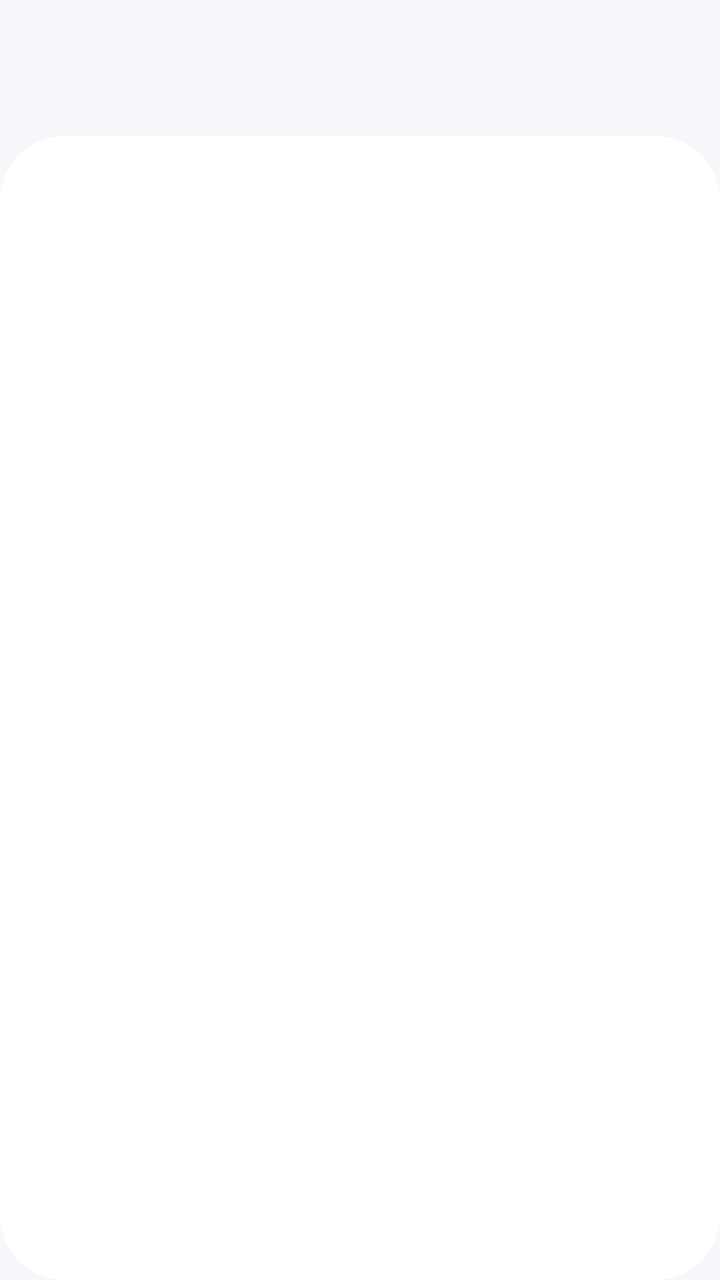
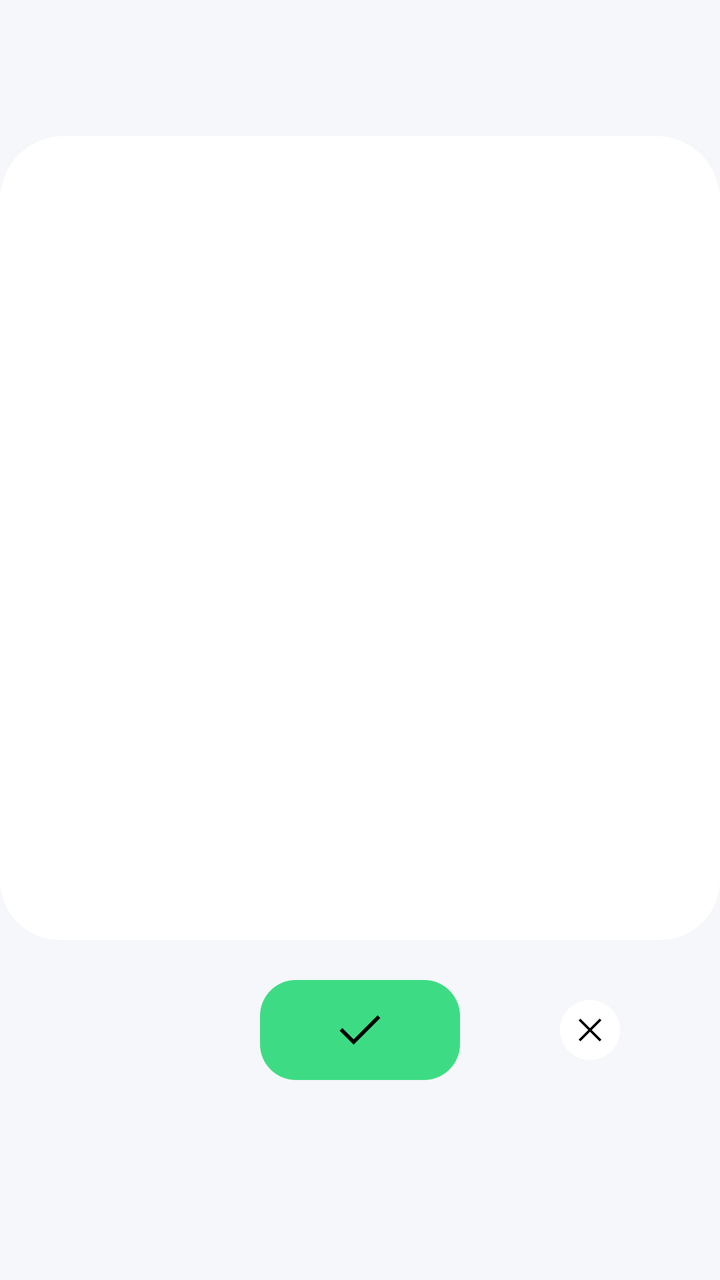

An Android layout rendered at two revisions. The XML below is the earlier revision; the diff shows what the commit changed to produce the second picture.
<!-- AndroidManifest.xml: application theme LightTheme.SoftNotesBeta -->
<!-- res/layout/activity_workspace.xml -->
<?xml version="1.0" encoding="utf-8"?>
<androidx.constraintlayout.widget.ConstraintLayout xmlns:android="http://schemas.android.com/apk/res/android"
    xmlns:app="http://schemas.android.com/apk/res-auto"
    xmlns:tools="http://schemas.android.com/tools"
    android:layout_width="match_parent"
    android:layout_height="match_parent"
    android:id="@+id/parent_layout"
    android:transitionName="actionBtn"
    android:background="?attr/background_color"
    tools:context=".Workspace">

    <androidx.constraintlayout.widget.ConstraintLayout
        android:id="@+id/layout_two"
        android:layout_width="match_parent"
        android:layout_height="68dp"
        app:layout_constraintTop_toTopOf="parent">

    </androidx.constraintlayout.widget.ConstraintLayout>

    <androidx.constraintlayout.widget.ConstraintLayout
        android:id="@+id/action_btn"
        android:layout_width="match_parent"
        android:layout_height="match_parent"
        android:transitionName="actionBtn"
        android:background="@drawable/workspace_layer_surface"
        android:layout_marginTop="68dp">

    </androidx.constraintlayout.widget.ConstraintLayout>

    <androidx.constraintlayout.widget.ConstraintLayout
        android:id="@+id/actions_container"
        android:layout_width="match_parent"
        app:layout_constraintBottom_toBottomOf="parent"
        android:visibility="gone"
        android:layout_height="68dp">

    </androidx.constraintlayout.widget.ConstraintLayout>

</androidx.constraintlayout.widget.ConstraintLayout>
<!-- resources referenced by this layout -->
<resources>
  <!-- drawable workspace_layer_surface (drawable) -->
  <?xml version="1.0" encoding="utf-8"?>
  <shape xmlns:android="http://schemas.android.com/apk/res/android"
      android:shape="rectangle">
  
      <corners android:radius="32dp"/>
      <solid android:color="?attr/foreground_color"/>
  
  </shape>
  <style name="LightTheme.SoftNotesBeta" parent="Theme.MaterialComponents.DayNight.DarkActionBar">
          
          <item name="colorPrimary">@color/background_light</item>
          <item name="colorPrimaryVariant">@color/background_light</item>
          <item name="colorOnPrimary">@color/onBackground_light</item>
          
          <item name="colorSecondary">@color/teal_200</item>
          <item name="colorSecondaryVariant">@color/teal_700</item>
          <item name="colorOnSecondary">@color/black</item>
          
          <item name="android:statusBarColor">?attr/colorPrimaryVariant</item>
          
          <item name="background_color">#f5f7fa</item>
          <item name="foreground_color">@color/white</item>
          <item name="title_text_color">@color/black</item>
          <item name="sub_text_color">@android:color/tab_indicator_text</item>
          <item name="extra_text_color">#202020</item>
          <item name="primary_color">#BCBCBC</item>
          <item name="main_color">#f2f2f2</item>
          <item name="selection_color">@color/android_green</item>
          <item name="secondary_selection">#f2f2f2</item>
          <item name="icon_tint">#202020</item>
          <item name="select_tab_color">#555555</item>
          <item name="disable_color">#757575</item>
      </style>
  <color name="background_light">#f5f7fa</color>
  <color name="onBackground_light">#555555</color>
  <color name="teal_200">#FF03DAC5</color>
  <color name="teal_700">#FF018786</color>
  <color name="black">#FF000000</color>
  <color name="white">#FFFFFFFF</color>
  <color name="android_green">#3ddc84</color>
</resources>

<!-- the commit's change to res/layout/activity_workspace.xml (unified diff, before → after) -->
@@ -1,5 +1,5 @@
 <?xml version="1.0" encoding="utf-8"?>
-<androidx.constraintlayout.widget.ConstraintLayout xmlns:android="http://schemas.android.com/apk/res/android"
+<androidx.coordinatorlayout.widget.CoordinatorLayout xmlns:android="http://schemas.android.com/apk/res/android"
     xmlns:app="http://schemas.android.com/apk/res-auto"
     xmlns:tools="http://schemas.android.com/tools"
     android:layout_width="match_parent"
@@ -10,30 +10,92 @@
     tools:context=".Workspace">
 
     <androidx.constraintlayout.widget.ConstraintLayout
-        android:id="@+id/layout_two"
         android:layout_width="match_parent"
-        android:layout_height="68dp"
-        app:layout_constraintTop_toTopOf="parent">
+        android:layout_height="match_parent">
+
+        <androidx.constraintlayout.widget.ConstraintLayout
+            android:id="@+id/layout_two"
+            android:layout_width="match_parent"
+            android:layout_height="68dp"
+            app:layout_constraintTop_toTopOf="parent">
+
+        </androidx.constraintlayout.widget.ConstraintLayout>
+
+        <androidx.constraintlayout.widget.ConstraintLayout
+            android:id="@+id/action_btn"
+            android:layout_width="match_parent"
+            android:layout_height="match_parent"
+            android:transitionName="actionBtn"
+            android:background="@drawable/workspace_layer_surface_lite"
+            android:layout_marginTop="68dp">
+
+        </androidx.constraintlayout.widget.ConstraintLayout>
 
     </androidx.constraintlayout.widget.ConstraintLayout>
 
-    <androidx.constraintlayout.widget.ConstraintLayout
-        android:id="@+id/action_btn"
-        android:layout_width="match_parent"
-        android:layout_height="match_parent"
-        android:transitionName="actionBtn"
-        android:background="@drawable/workspace_layer_surface"
-        android:layout_marginTop="68dp">
-
-    </androidx.constraintlayout.widget.ConstraintLayout>
+    <include
+        android:id="@+id/bottom_sheet_translate"
+        layout="@layout/translate_bottom_sheet_behaviour"/>
 
     <androidx.constraintlayout.widget.ConstraintLayout
         android:id="@+id/actions_container"
         android:layout_width="match_parent"
         app:layout_constraintBottom_toBottomOf="parent"
+        android:layout_gravity="bottom"
         android:visibility="gone"
         android:layout_height="68dp">
 
     </androidx.constraintlayout.widget.ConstraintLayout>
 
+</androidx.coordinatorlayout.widget.CoordinatorLayout>
+<!-- res/layout/translate_bottom_sheet_behaviour.xml (included above) -->
+<?xml version="1.0" encoding="utf-8"?>
+<androidx.constraintlayout.widget.ConstraintLayout xmlns:android="http://schemas.android.com/apk/res/android"
+    android:layout_width="match_parent"
+    android:layout_height="230dp"
+    xmlns:app="http://schemas.android.com/apk/res-auto"
+    app:layout_behavior="@string/bottom_sheet_behavior"
+    android:background="?attr/background_color"
+    app:behavior_hideable="true"
+    app:behavior_peekHeight="200dp">
+
+    <androidx.appcompat.widget.LinearLayoutCompat
+        android:id="@+id/top_layout"
+        android:layout_width="match_parent"
+        android:layout_height="30dp"
+        android:background="@drawable/bottom_sheet_top"
+        app:layout_constraintTop_toTopOf="parent"/>
+
+    <androidx.appcompat.widget.AppCompatImageView
+        android:id="@+id/translate_btn"
+        android:layout_width="100dp"
+        android:layout_height="50dp"
+        android:src="@drawable/icon_done"
+        android:layout_marginTop="20dp"
+        android:padding="10dp"
+        android:background="@drawable/note_preview_background"
+        android:backgroundTint="@color/android_green"
+        app:layout_constraintTop_toBottomOf="@id/top_layout"
+        app:layout_constraintStart_toStartOf="parent"
+        app:layout_constraintEnd_toEndOf="parent"/>
+
+    <androidx.appcompat.widget.AppCompatImageView
+        android:id="@+id/close_translation_panel"
+        android:layout_width="30dp"
+        android:layout_height="30dp"
+        android:background="@drawable/circular_background"
+        android:padding="5dp"
+        android:src="@drawable/icon_close"
+        android:backgroundTint="?attr/foreground_color"
+        app:layout_constraintEnd_toEndOf="parent"
+        app:layout_constraintStart_toEndOf="@id/translate_btn"
+        app:layout_constraintTop_toTopOf="@id/translate_btn"
+        app:layout_constraintBottom_toBottomOf="@id/translate_btn"/>
+
+    <androidx.recyclerview.widget.RecyclerView
+        android:id="@+id/available_languages"
+        android:layout_width="match_parent"
+        android:layout_height="wrap_content"
+        app:layout_constraintTop_toBottomOf="@id/translate_btn"/>
+
 </androidx.constraintlayout.widget.ConstraintLayout>
<!-- resource entries referenced after the edit -->
@@ -1,14 +1,5 @@
 <!-- resources referenced by this layout -->
 <resources>
-  <!-- drawable workspace_layer_surface (drawable) -->
-  <?xml version="1.0" encoding="utf-8"?>
-  <shape xmlns:android="http://schemas.android.com/apk/res/android"
-      android:shape="rectangle">
-  
-      <corners android:radius="32dp"/>
-      <solid android:color="?attr/foreground_color"/>
-  
-  </shape>
   <style name="LightTheme.SoftNotesBeta" parent="Theme.MaterialComponents.DayNight.DarkActionBar">
           
           <item name="colorPrimary">@color/background_light</item>
@@ -33,6 +24,7 @@
           <item name="icon_tint">#202020</item>
           <item name="select_tab_color">#555555</item>
           <item name="disable_color">#757575</item>
+          <item name="circular_background_tint">#BCBBBB</item>
       </style>
   <color name="background_light">#f5f7fa</color>
   <color name="onBackground_light">#555555</color>
@@ -41,5 +33,63 @@
   <color name="black">#FF000000</color>
   <color name="white">#FFFFFFFF</color>
   <color name="android_green">#3ddc84</color>
+  <!-- drawable bottom_sheet_top (drawable) -->
+  <?xml version="1.0" encoding="utf-8"?>
+  <shape xmlns:android="http://schemas.android.com/apk/res/android"
+      android:shape="rectangle">
+  
+      <corners android:bottomLeftRadius="32dp"
+          android:bottomRightRadius="32dp"/>
+  
+      <solid android:color="?attr/foreground_color"/>
+  
+  </shape>
+  <!-- drawable circular_background (drawable) -->
+  <?xml version="1.0" encoding="utf-8"?>
+  <shape xmlns:android="http://schemas.android.com/apk/res/android"
+      android:shape="oval">
+  
+      <solid android:color="@color/android_green"/>
+  
+  </shape>
+  <!-- drawable icon_close (drawable) -->
+  <vector xmlns:android="http://schemas.android.com/apk/res/android"
+      android:width="48dp"
+      android:height="48dp"
+      android:viewportWidth="960"
+      android:viewportHeight="960">
+    <path
+        android:fillColor="#FF000000"
+        android:pathData="m249,753 l-42,-42 231,-231 -231,-231 42,-42 231,231 231,-231 42,42 -231,231 231,231 -42,42 -231,-231 -231,231Z"/>
+  </vector>
+  <!-- drawable icon_done (drawable) -->
+  <vector xmlns:android="http://schemas.android.com/apk/res/android"
+      android:width="48dp"
+      android:height="48dp"
+      android:viewportWidth="960"
+      android:viewportHeight="960">
+    <path
+        android:fillColor="#FF000000"
+        android:pathData="M378,714 L154,490l43,-43 181,181 384,-384 43,43 -427,427Z"/>
+  </vector>
+  <!-- drawable note_preview_background (drawable) -->
+  <?xml version="1.0" encoding="utf-8"?>
+  <shape xmlns:android="http://schemas.android.com/apk/res/android"
+      android:shape="rectangle">
+  
+      <solid android:color="?attr/background_color"/>
+      <corners android:radius="18dp"/>
+  
+  </shape>
+  <!-- drawable workspace_layer_surface_lite (drawable) -->
+  <?xml version="1.0" encoding="utf-8"?>
+  <shape xmlns:android="http://schemas.android.com/apk/res/android"
+      android:shape="rectangle">
+  
+      <corners android:topLeftRadius="32dp"
+          android:topRightRadius="32dp"/>
+      <solid android:color="?attr/foreground_color"/>
+  
+  </shape>
 </resources>
 
